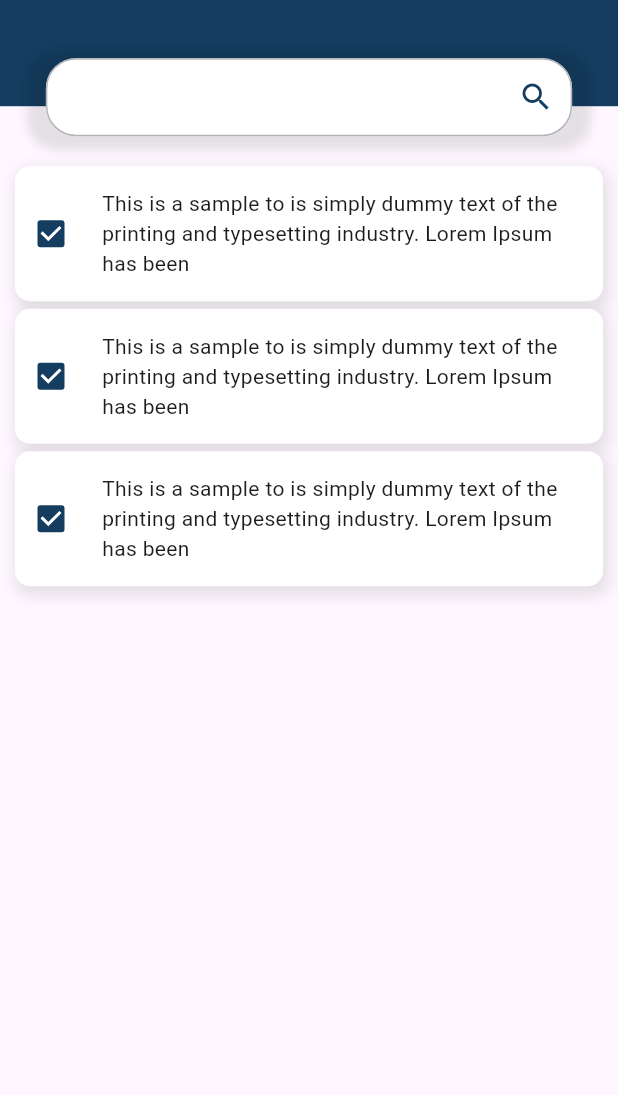
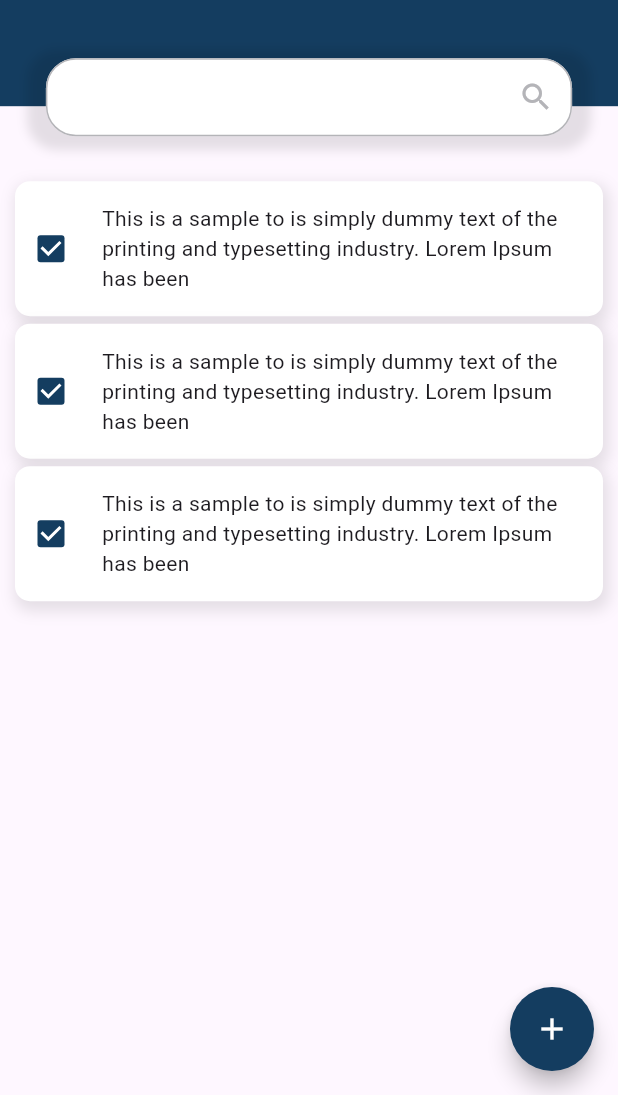
Before and after one commit to gmulonga/TODO-app, a Flutter app: the screen it shows after launch, on a phone screen of 412 x 824 dp, the part 141-1236 px from its top. Run offline on Flutter 3.47's test engine with Material 3 defaults, Android fonts, the phone set to English and light mode, and no system bars.

Commit message:
feat: add FAB in the home page

```diff
--- a/lib/presentation/pages/home_page.dart
+++ b/lib/presentation/pages/home_page.dart
@@ -22,7 +22,7 @@ class _HomePageState extends State<HomePage> {
         crossAxisAlignment: CrossAxisAlignment.stretch,
         children: [
           Stack(
-            clipBehavior: Clip.none, // Ensures the search bar isn't clipped
+            clipBehavior: Clip.none,
             children: [
               Container(
                 color: kNavyBlue,
@@ -47,9 +47,9 @@ class _HomePageState extends State<HomePage> {
                 ),
               ),
               Positioned(
-                left: screenWidth * 0.05, // Centering horizontally
+                left: screenWidth * 0.05,
                 right: screenWidth * 0.05,
-                bottom: -25, // Overlapping the container
+                bottom: -25,
                 child: Container(
                   width: screenWidth * 0.9,
                   decoration: BoxDecoration(
@@ -68,7 +68,7 @@ class _HomePageState extends State<HomePage> {
               ),
             ],
           ),
-          SizedBox(height: 35), // Adjust spacing to accommodate search bar
+          SizedBox(height: 45),
           Expanded(
             child: ListView(
               padding: EdgeInsets.symmetric(horizontal: 0),
@@ -81,6 +81,17 @@ class _HomePageState extends State<HomePage> {
           ),
         ],
       ),
+      floatingActionButton: FloatingActionButton(
+        backgroundColor: kNavyBlue,
+        shape: CircleBorder(),
+        child: Icon(
+          Icons.add,
+          color: kWhite,
+        ),
+        onPressed: () {
+          print("pressed");
+        },
+      ),
     );
   }
 }
--- a/lib/presentation/widgets/searchbar.dart
+++ b/lib/presentation/widgets/searchbar.dart
@@ -53,7 +53,7 @@ class _SearchbarState extends State<Searchbar> {
               suffixIcon: IconButton(
                 icon: Icon(
                   Icons.search,
-                  color: kNavyBlue,
+                  color: kGrey,
                 ),
                 onPressed: () {
                   setState(() {
```
